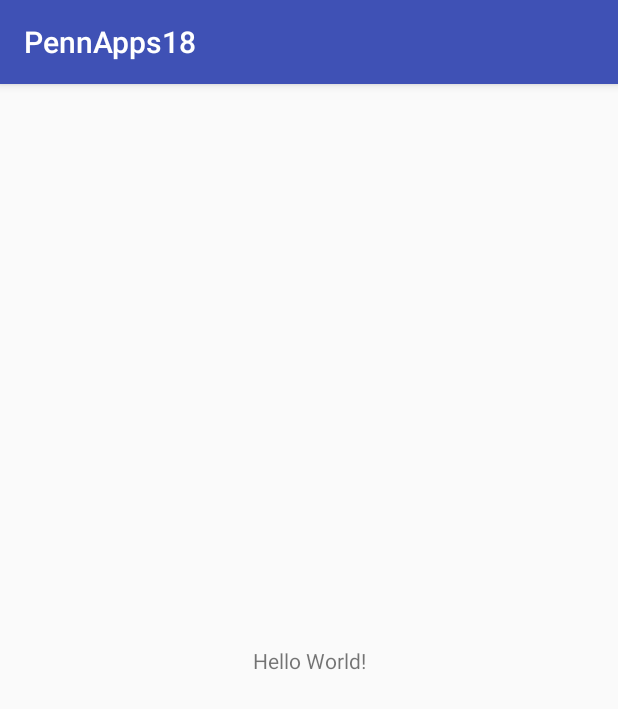
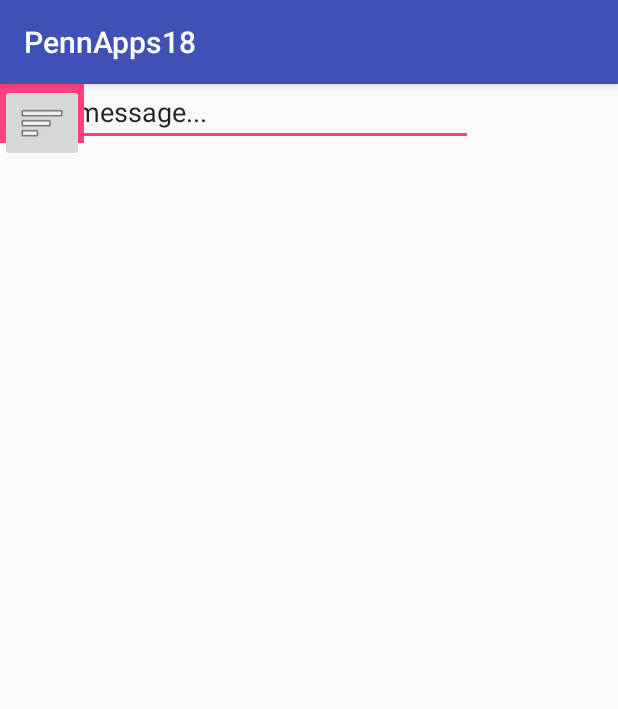
Before and after one commit to eppingere/pennapps18, an Android app: the screen it shows after launch (MainActivity), on a phone screen of 412 x 824 dp. Shown: the top 709 px of the screen. Run offline under Robolectric (Android 15) with nearby library versions, the phone set to English and light mode, and no system bars.

Commit message:
initial layout created
Built initial layout in layout editor.

```diff
--- a/app/build.gradle
+++ b/app/build.gradle
@@ -4,7 +4,7 @@
     compileSdkVersion 28
     defaultConfig {
         applicationId "com.pennapps18"
-        minSdkVersion 23
+        minSdkVersion 28
         targetSdkVersion 28
         versionCode 1
         versionName "1.0"
@@ -16,10 +16,12 @@
             proguardFiles getDefaultProguardFile('proguard-android.txt'), 'proguard-rules.pro'
         }
     }
+    productFlavors {
+    }
 }
 
 dependencies {
-    implementation fileTree(dir: 'libs', include: ['*.jar'])
+    implementation fileTree(include: ['*.jar'], dir: 'libs')
     implementation 'com.android.support:appcompat-v7:28.0.0-rc02'
     implementation 'com.android.support.constraint:constraint-layout:1.1.3'
     testImplementation 'junit:junit:4.12'
--- a/app/src/main/res/layout/activity_main.xml
+++ b/app/src/main/res/layout/activity_main.xml
@@ -6,13 +6,32 @@
     android:layout_height="match_parent"
     tools:context=".MainActivity">
 
-    <TextView
+    <EditText
+        android:id="@+id/msgText"
+        android:layout_width="315dp"
+        android:layout_height="41dp"
+        android:ems="10"
+        android:inputType="textPersonName"
+        android:text="Write message..."
+        tools:layout_editor_absoluteX="16dp"
+        tools:layout_editor_absoluteY="693dp" />
+
+    <ImageButton
+        android:id="@+id/sendButton"
+        android:layout_width="56dp"
+        android:layout_height="39dp"
+        android:background="@color/colorPrimaryDark"
+        android:backgroundTint="@color/colorAccent"
+        app:srcCompat="@android:drawable/ic_menu_send"
+        tools:layout_editor_absoluteX="339dp"
+        tools:layout_editor_absoluteY="695dp" />
+
+    <ImageButton
+        android:id="@+id/menuButton"
         android:layout_width="wrap_content"
         android:layout_height="wrap_content"
-        android:text="Hello World!"
-        app:layout_constraintBottom_toBottomOf="parent"
-        app:layout_constraintLeft_toLeftOf="parent"
-        app:layout_constraintRight_toRightOf="parent"
-        app:layout_constraintTop_toTopOf="parent" />
+        app:srcCompat="@android:drawable/ic_menu_sort_by_size"
+        tools:layout_editor_absoluteX="16dp"
+        tools:layout_editor_absoluteY="0dp" />
 
 </android.support.constraint.ConstraintLayout>
--- a/app/src/main/res/values/colors.xml
+++ b/app/src/main/res/values/colors.xml
@@ -1,6 +1,6 @@
 <?xml version="1.0" encoding="utf-8"?>
 <resources>
     <color name="colorPrimary">#3F51B5</color>
-    <color name="colorPrimaryDark">#303F9F</color>
-    <color name="colorAccent">#FF4081</color>
+    <color name="colorPrimaryDark">#303f9f</color>
+    <color name="colorAccent">#ff4081</color>
 </resources>
--- a/app/src/main/res/values/styles.xml
+++ b/app/src/main/res/values/styles.xml
@@ -1,7 +1,7 @@
 <resources>
 
     <!-- Base application theme. -->
-    <style name="AppTheme" parent="Theme.AppCompat.Light.DarkActionBar">
+    <style name="AppTheme" parent="Base.Theme.AppCompat.Light.DarkActionBar">
         <!-- Customize your theme here. -->
         <item name="colorPrimary">@color/colorPrimary</item>
         <item name="colorPrimaryDark">@color/colorPrimaryDark</item>
```
